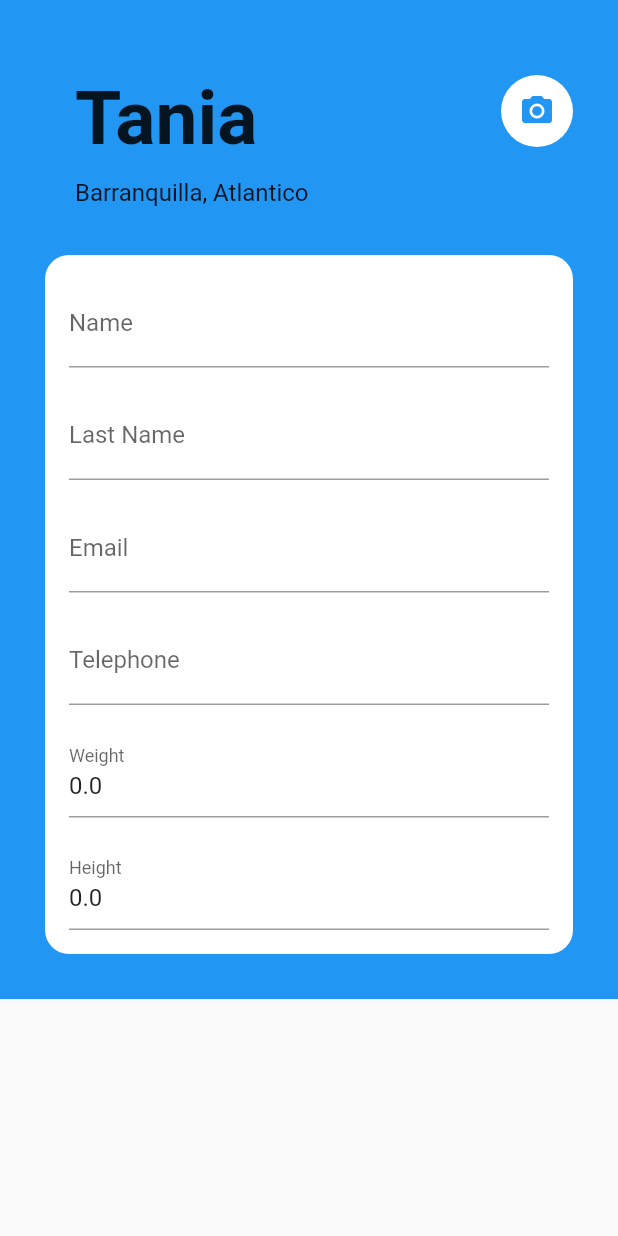
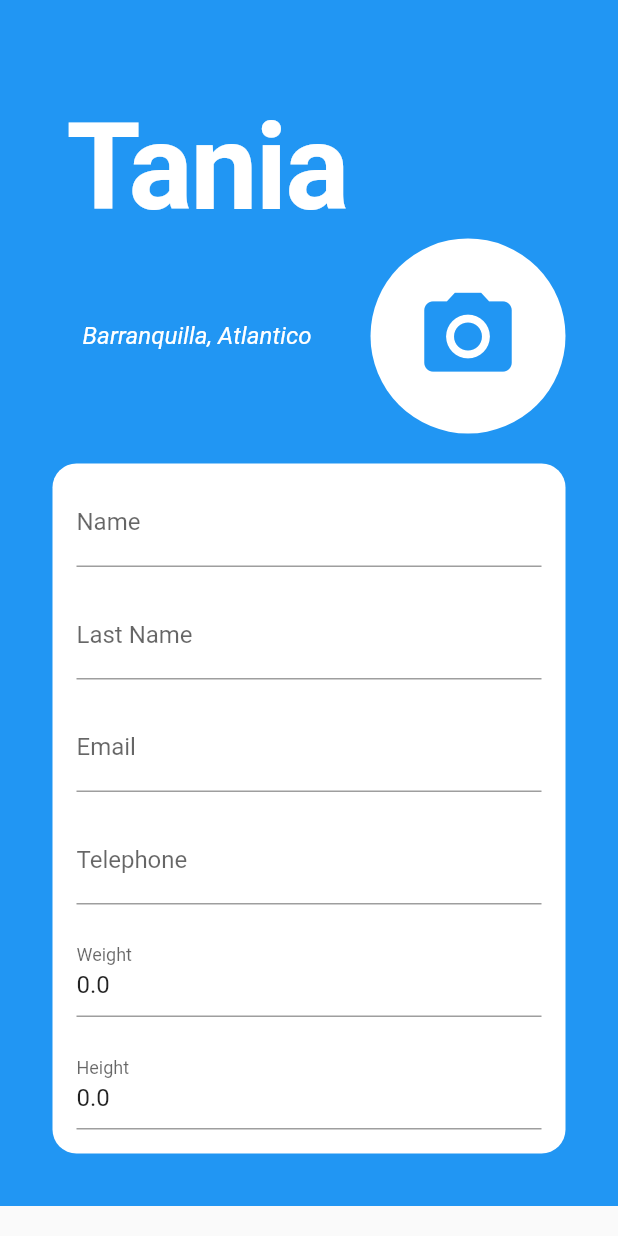
Before and after one commit to VictorCuerdo/trackyApp, a Flutter app: the screen it shows after launch, on a phone screen of 412 x 824 dp. Run offline on Flutter 3.47's test engine with Material 2 defaults, Android fonts, the light colour scheme and no system bars.

Commit message:
Columns update
se actualizan las columnas, pasamos de tener el icono en la misma fila de texto de barranquilla, a ponerlo en una segunda columna vertical independiente.

```diff
--- a/trackyapp/lib/main.dart
+++ b/trackyapp/lib/main.dart
@@ -35,66 +35,67 @@ class _EditPersonalInfoState extends State<EditPersonalInfo> {
       body: SingleChildScrollView(
         child: Container(
           color: Colors.blue,
-          padding: const EdgeInsets.all(30.0),
+          padding: const EdgeInsets.all(
+              35.0), // ajusta los bordes laterale del formulario. Establece que tan ancho es el formulario
           child: Column(
             crossAxisAlignment: CrossAxisAlignment.stretch,
             children: <Widget>[
-              const SizedBox(height: 20.0),
-              Stack(
-                children: [
+              const SizedBox(height: 30.0),
               Row(
                 children: const [
                   Padding(
-                        padding: EdgeInsets.only(left: 20.0),
+                    padding: EdgeInsets.only(left: 10.0),
                     child: Text(
                       'Tania',
                       style: TextStyle(
-                            fontSize: 50.0,
+                        color: Colors.white,
+                        fontSize: 80.0,
                         fontWeight: FontWeight.bold,
+                        letterSpacing: -1.5,
                       ),
                     ),
                   ),
                 ],
               ),
-                  Positioned(
-                    top: 0,
-                    right: 0,
-                    child: Container(
+              Row(
+                children: [
+                  const Expanded(
+                    child: Padding(
+                      padding: EdgeInsets.only(left: 20.0, right: 20),
+                      child: Text(
+                        'Barranquilla, Atlantico',
+                        style: TextStyle(
+                          color: Colors.white,
+                          fontSize: 16.0,
+                          fontStyle: FontStyle.italic,
+                        ),
+                      ),
+                    ),
+                  ),
+                  Container(
+                    width: 130,
+                    height: 130,
                     decoration: const BoxDecoration(
                       shape: BoxShape.circle,
                       color: Colors.white,
                     ),
                     child: IconButton(
-                        icon: const Icon(Icons.photo_camera),
+                      icon: const Icon(Icons.photo_camera, size: 70),
                       color: Colors.blue,
                       onPressed: () {
                         // TODO: implement photo upload
                       },
                     ),
                   ),
-                  ),
                 ],
               ),
-              const SizedBox(height: 10.0),
-              Row(
-                children: const [
-                  Padding(
-                    padding: EdgeInsets.only(left: 20.0),
-                    child: Text(
-                      'Barranquilla, Atlantico',
-                      style: TextStyle(fontSize: 16.0),
-                    ),
-                  ),
-                ],
-              ),
-              const SizedBox(height: 16.0),
-              const SizedBox(height: 16.0),
+              const SizedBox(height: 20.0),
               Container(
                 decoration: BoxDecoration(
                   color: Colors.white,
                   borderRadius: BorderRadius.circular(16.0),
                 ),
-                padding: const EdgeInsets.all(16.0),
+                padding: const EdgeInsets.fromLTRB(16.0, 10.0, 16.0, 16.0),
                 child: Column(
                   mainAxisSize: MainAxisSize.min,
                   children: <Widget>[
```
Lines whose indentation alone changed are shown as unchanged.
